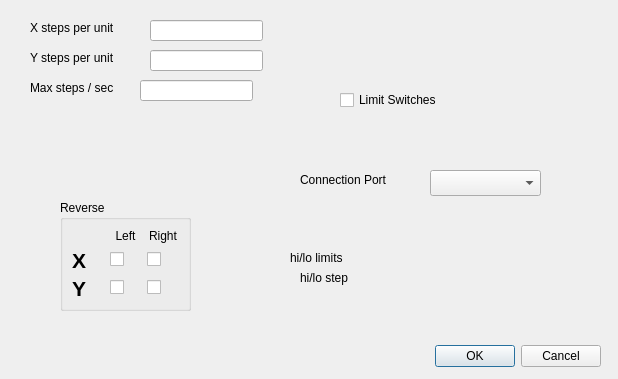
The window that gui/setupdialog.ui (mschafer/foamcut) describes before a commit, drawn with Qt 5.
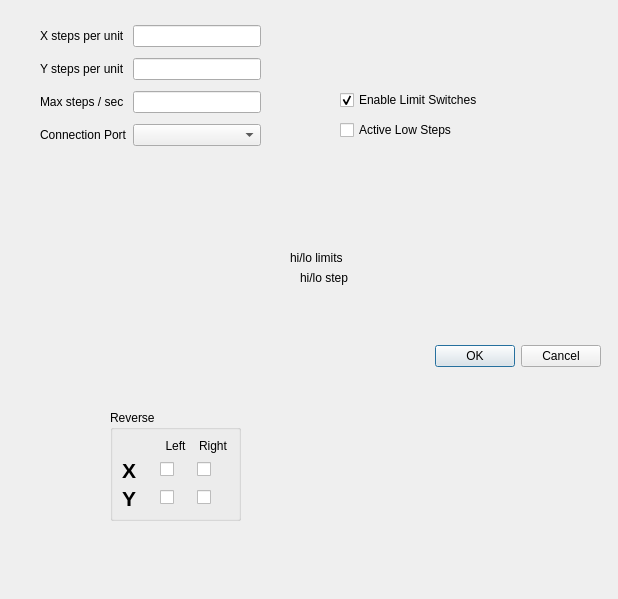
The same window after the commit.

```diff
--- a/gui/setupdialog.ui
+++ b/gui/setupdialog.ui
@@ -7,7 +7,7 @@
     <x>0</x>
     <y>0</y>
     <width>618</width>
-    <height>379</height>
+    <height>599</height>
    </rect>
   </property>
   <property name="windowTitle">
@@ -29,103 +29,11 @@
     <set>QDialogButtonBox::Cancel|QDialogButtonBox::Ok</set>
    </property>
   </widget>
-  <widget class="QLabel" name="label">
-   <property name="geometry">
-    <rect>
-     <x>30</x>
-     <y>20</y>
-     <width>101</width>
-     <height>16</height>
-    </rect>
-   </property>
-   <property name="text">
-    <string>X steps per unit</string>
-   </property>
-  </widget>
-  <widget class="QLabel" name="label_2">
-   <property name="geometry">
-    <rect>
-     <x>30</x>
-     <y>50</y>
-     <width>101</width>
-     <height>16</height>
-    </rect>
-   </property>
-   <property name="text">
-    <string>Y steps per unit</string>
-   </property>
-  </widget>
-  <widget class="QLineEdit" name="xStepsPer_edit">
-   <property name="geometry">
-    <rect>
-     <x>150</x>
-     <y>20</y>
-     <width>113</width>
-     <height>21</height>
-    </rect>
-   </property>
-  </widget>
-  <widget class="QLineEdit" name="yStepsPer_edit">
-   <property name="geometry">
-    <rect>
-     <x>150</x>
-     <y>50</y>
-     <width>113</width>
-     <height>21</height>
-    </rect>
-   </property>
-  </widget>
-  <widget class="QLabel" name="label_3">
-   <property name="geometry">
-    <rect>
-     <x>30</x>
-     <y>80</y>
-     <width>101</width>
-     <height>16</height>
-    </rect>
-   </property>
-   <property name="text">
-    <string>Max steps / sec</string>
-   </property>
-  </widget>
-  <widget class="QLineEdit" name="maxStepRate_edit">
-   <property name="geometry">
-    <rect>
-     <x>140</x>
-     <y>80</y>
-     <width>113</width>
-     <height>21</height>
-    </rect>
-   </property>
-  </widget>
-  <widget class="QComboBox" name="port_combo">
-   <property name="geometry">
-    <rect>
-     <x>430</x>
-     <y>170</y>
-     <width>111</width>
-     <height>26</height>
-    </rect>
-   </property>
-  </widget>
-  <widget class="QLabel" name="label_4">
-   <property name="geometry">
-    <rect>
-     <x>300</x>
-     <y>170</y>
-     <width>111</width>
-     <height>20</height>
-    </rect>
-   </property>
-   <property name="text">
-    <string>Connection Port</string>
-   </property>
-  </widget>
   <widget class="QGroupBox" name="groupBox">
    <property name="geometry">
     <rect>
-     <x>60</x>
-     <y>200</y>
+     <x>110</x>
+     <y>410</y>
      <width>131</width>
      <height>111</height>
     </rect>
@@ -217,12 +125,15 @@
     <rect>
      <x>340</x>
      <y>90</y>
-     <width>121</width>
+     <width>161</width>
      <height>20</height>
     </rect>
    </property>
    <property name="text">
-    <string>Limit Switches</string>
+    <string>Enable Limit Switches</string>
+   </property>
+   <property name="checked">
+    <bool>true</bool>
    </property>
   </widget>
   <widget class="QLabel" name="label_9">
@@ -251,6 +162,74 @@
     <string>hi/lo step</string>
    </property>
   </widget>
+  <widget class="QWidget" name="gridLayoutWidget">
+   <property name="geometry">
+    <rect>
+     <x>40</x>
+     <y>20</y>
+     <width>221</width>
+     <height>131</height>
+    </rect>
+   </property>
+   <layout class="QGridLayout" name="gridLayout_2">
+    <item row="1" column="0">
+     <widget class="QLabel" name="label_2">
+      <property name="text">
+       <string>Y steps per unit</string>
+      </property>
+     </widget>
+    </item>
+    <item row="0" column="0">
+     <widget class="QLabel" name="label">
+      <property name="text">
+       <string>X steps per unit</string>
+      </property>
+     </widget>
+    </item>
+    <item row="0" column="1">
+     <widget class="QLineEdit" name="xStepsPer_edit"/>
+    </item>
+    <item row="1" column="1">
+     <widget class="QLineEdit" name="yStepsPer_edit"/>
+    </item>
+    <item row="2" column="0">
+     <widget class="QLabel" name="label_3">
+      <property name="text">
+       <string>Max steps / sec</string>
+      </property>
+     </widget>
+    </item>
+    <item row="2" column="1">
+     <widget class="QLineEdit" name="maxStepRate_edit"/>
+    </item>
+    <item row="3" column="0">
+     <widget class="QLabel" name="label_4">
+      <property name="text">
+       <string>Connection Port</string>
+      </property>
+     </widget>
+    </item>
+    <item row="3" column="1">
+     <widget class="QComboBox" name="port_combo"/>
+    </item>
+   </layout>
+  </widget>
+  <widget class="QCheckBox" name="checkBox_6">
+   <property name="geometry">
+    <rect>
+     <x>340</x>
+     <y>120</y>
+     <width>161</width>
+     <height>20</height>
+    </rect>
+   </property>
+   <property name="text">
+    <string>Active Low Steps</string>
+   </property>
+   <property name="checked">
+    <bool>false</bool>
+   </property>
+  </widget>
  </widget>
  <resources/>
  <connections>
```
Left out of the diff: 74 changed lines with no effect on the pictures.
